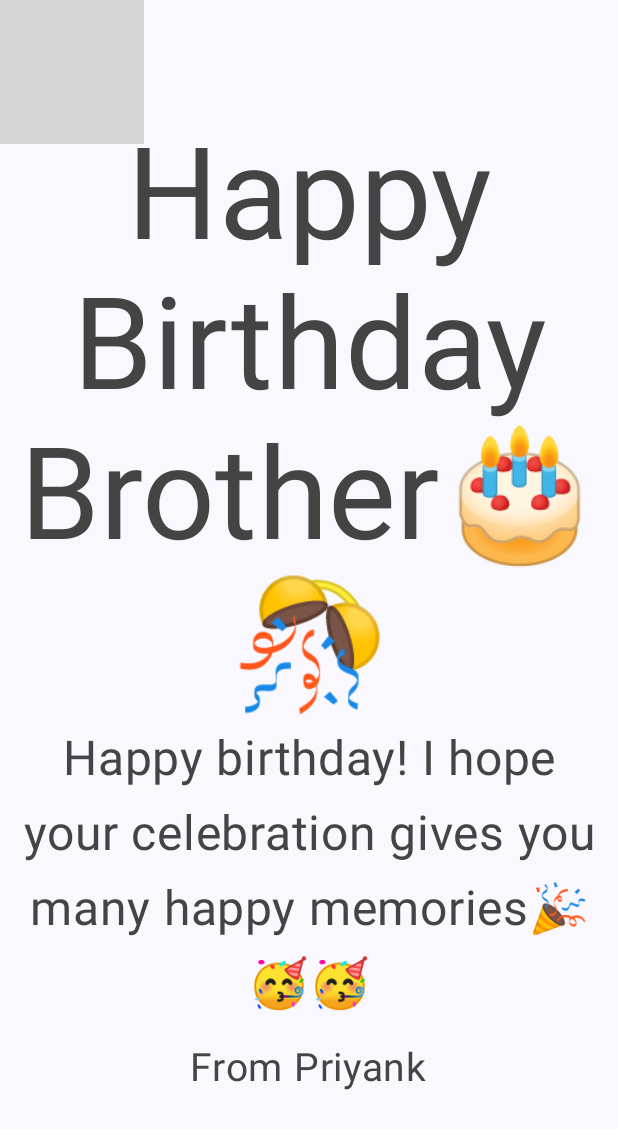
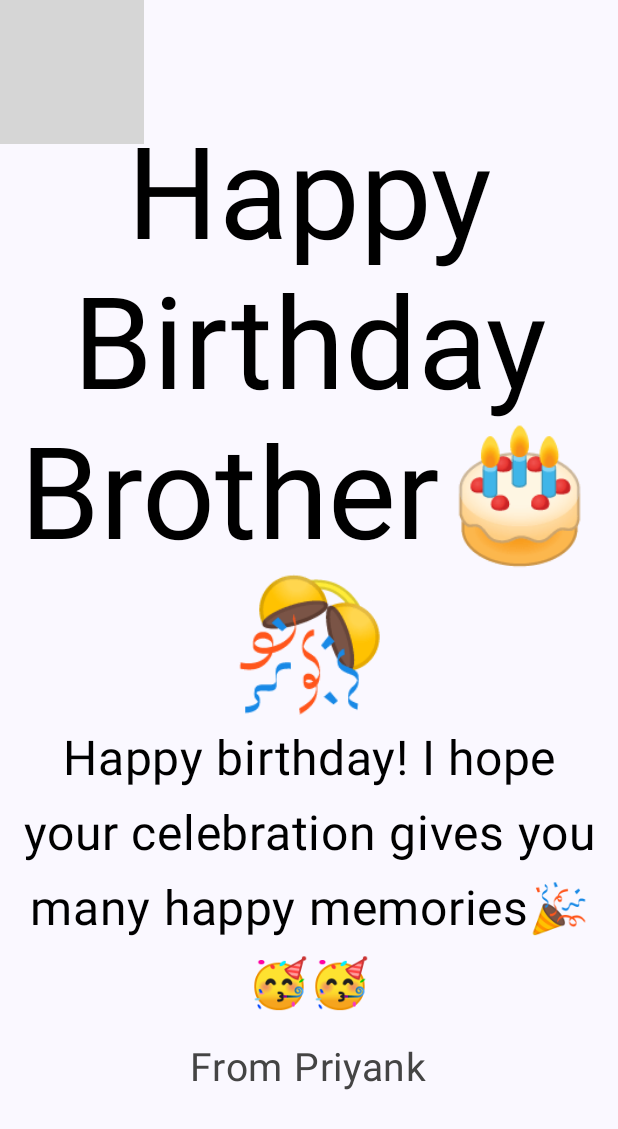
Before and after one commit to Priyank98p/BirthdayCard, an Android app built with Jetpack Compose: the screen it shows after launch (MainActivity), on a phone screen of 412 x 824 dp. Shown: the top 1129 px of the screen. Run offline under Robolectric (Android 15) with nearby library versions, the phone set to English and light mode, and no system bars; grey boxes are pictures that could not be loaded.

Commit message:
commiting new changes

```diff
--- a/app/src/main/java/com/example/birthdaycard/MainActivity.kt
+++ b/app/src/main/java/com/example/birthdaycard/MainActivity.kt
@@ -50,13 +50,13 @@ fun GreetingText(message:String,modifier: Modifier = Modifier,from : String,wish
         Text(
             text = message,
             fontSize = 85.sp,
-            color = Color.DarkGray,
+            color = Color.Black,
             lineHeight = 100.sp,
             textAlign = TextAlign.Center
         )
         Text(
             text = wish,
-            color = Color.DarkGray,
+            color = Color.Black,
             fontSize = 32.sp,
             lineHeight = 50.sp,
             textAlign = TextAlign.Center,
```
